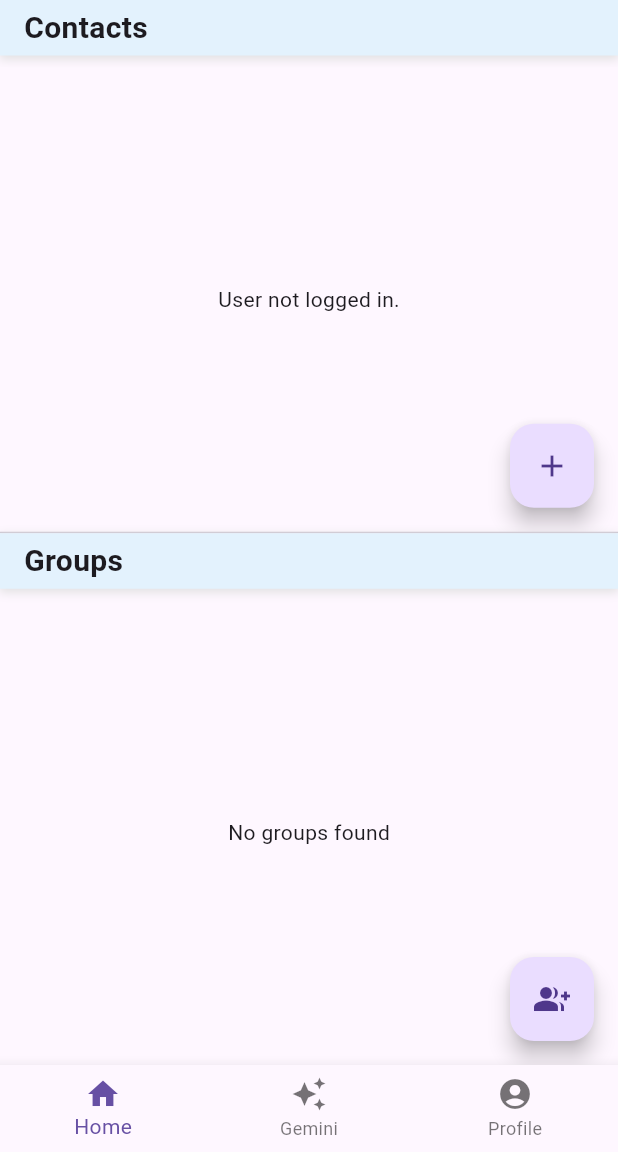
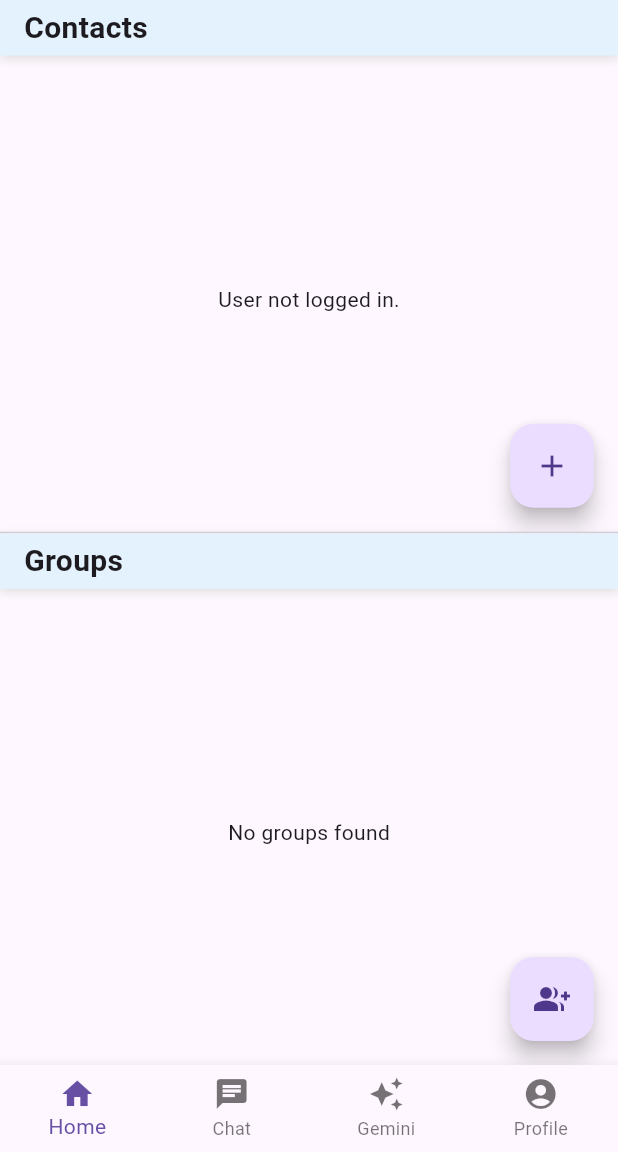
Before and after one commit to ara1102/FP_Kelompok_1_PPB_C, a Flutter app: the HomePage screen opened by its route, on a phone screen of 412 x 824 dp, the part 84-1236 px from its top. Run offline on Flutter 3.47's test engine with Material 3 defaults, Android fonts, the light colour scheme and no system bars; our stand-ins replace cloud_firestore, dash_chat_2, firebase_auth, firebase_core, flutter_gemini; accounts and stored records are empty; generated files the repository leaves out were written again.

Commit message:
modified:   lib/pages/home.dart

```diff
--- a/lib/pages/home.dart
+++ b/lib/pages/home.dart
@@ -15,6 +15,7 @@ class _HomePageState extends State<HomePage> {
 
   static final List<Widget> _pages = const <Widget>[
     ContactAndGroupWidget(),
+    Center(child: Text('Chat History', style: TextStyle(fontSize: 24))),
     ChatbotScreen(),
     ProfileWidget(),
   ];
@@ -27,6 +28,7 @@ class _HomePageState extends State<HomePage> {
 
   final List<BottomNavigationBarItem> _navItems = const [
     BottomNavigationBarItem(icon: Icon(Icons.home), label: 'Home'),
+    BottomNavigationBarItem(icon: Icon(Icons.chat), label: 'Chat'),
     BottomNavigationBarItem(icon: Icon(Icons.auto_awesome), label: 'Gemini'),
     BottomNavigationBarItem(icon: Icon(Icons.account_circle), label: 'Profile'),
   ];
```
